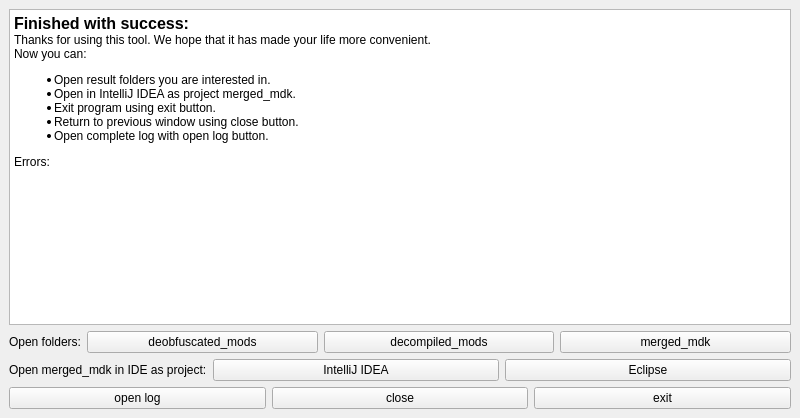
The window that MDGUi/forms/MDGResultWindow.ui (KostromDan/Mods-Decompiler-GUI) describes before a commit, drawn with Qt 5.
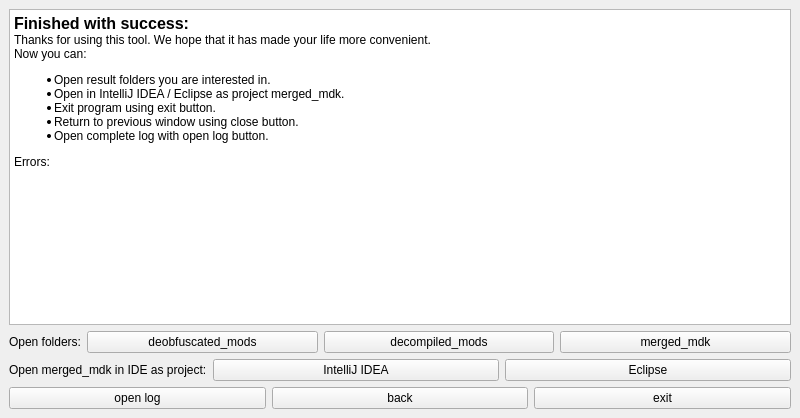
The same window after the commit. Icons and pictures are not drawn.

Diff of the .ui file:
```diff
--- a/MDGUi/forms/MDGResultWindow.ui
+++ b/MDGUi/forms/MDGResultWindow.ui
@@ -48,7 +48,7 @@
 &lt;p style=&quot; margin-top:0px; margin-bottom:0px; margin-left:0px; margin-right:0px; -qt-block-indent:0; text-indent:0px;&quot;&gt;Thanks for using this tool. We hope that it has made your life more convenient.&lt;br /&gt;Now you can:&lt;/p&gt;
 &lt;ul style=&quot;margin-top: 0px; margin-bottom: 0px; margin-left: 0px; margin-right: 0px; -qt-list-indent: 1;&quot;&gt;
 &lt;li style=&quot; margin-top:12px; margin-bottom:0px; margin-left:0px; margin-right:0px; -qt-block-indent:0; text-indent:0px;&quot;&gt;Open result folders you are interested in.&lt;/li&gt;
-&lt;li style=&quot; margin-top:0px; margin-bottom:0px; margin-left:0px; margin-right:0px; -qt-block-indent:0; text-indent:0px;&quot;&gt;Open in IntelliJ IDEA as project merged_mdk.&lt;/li&gt;
+&lt;li style=&quot; margin-top:0px; margin-bottom:0px; margin-left:0px; margin-right:0px; -qt-block-indent:0; text-indent:0px;&quot;&gt;Open in IntelliJ IDEA / Eclipse as project merged_mdk.&lt;/li&gt;
 &lt;li style=&quot; margin-top:0px; margin-bottom:0px; margin-left:0px; margin-right:0px; -qt-block-indent:0; text-indent:0px;&quot;&gt;Exit program using exit button.&lt;/li&gt;
 &lt;li style=&quot; margin-top:0px; margin-bottom:0px; margin-left:0px; margin-right:0px; -qt-block-indent:0; text-indent:0px;&quot;&gt;Return to previous window using close button.&lt;/li&gt;
 &lt;li style=&quot; margin-top:0px; margin-bottom:12px; margin-left:0px; margin-right:0px; -qt-block-indent:0; text-indent:0px;&quot;&gt;Open complete log with open log button.&lt;/li&gt;&lt;/ul&gt;
@@ -138,7 +138,7 @@
       <item>
        <widget class="QPushButton" name="close_button">
         <property name="text">
-         <string>close</string>
+         <string>back</string>
         </property>
        </widget>
       </item>
```
